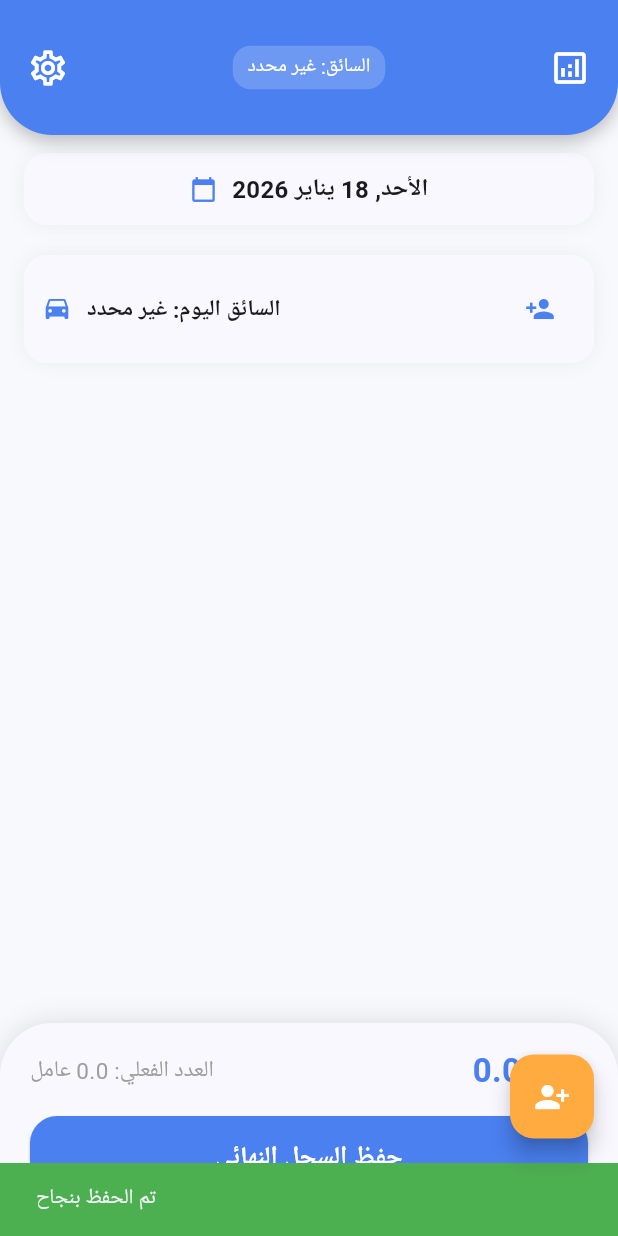
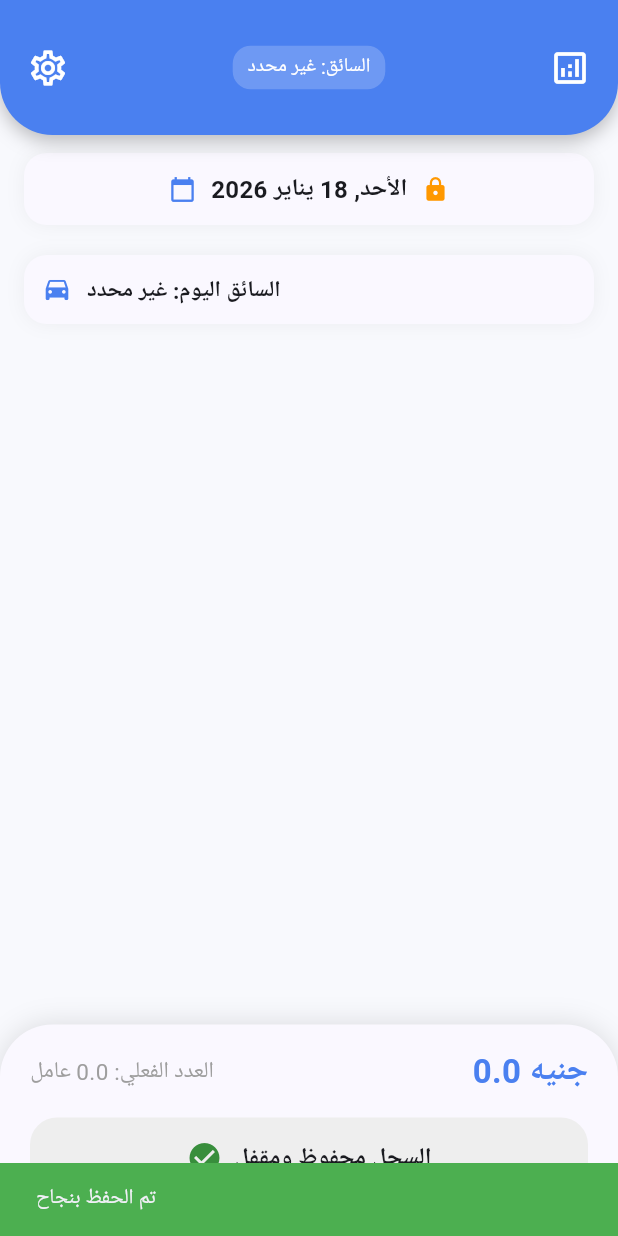
Before and after one commit to MuhamedAbdo/wosool, a Flutter app: the screen it shows after launch, after a tap on "حفظ السجل النهائي", on a phone screen of 412 x 824 dp. Run offline on Flutter 3.47's test engine with Material 3 defaults, Android fonts, the phone set to English and light mode, and no system bars; our stand-ins replace hive, hive_flutter, pdf, share_plus; missing offline and left inert: universal_html; accounts and stored records are empty.

Commit message:
feat: implement data locking on home screen and display driver info in edit/reports

```diff
--- a/lib/screens/home_screen.dart
+++ b/lib/screens/home_screen.dart
@@ -24,17 +24,63 @@ class _HomeScreenState extends State<HomeScreen> {
   List<String> temporaryWorkers = [];
   DateTime selectedDate = DateTime.now();
   String temporaryDriver = "";
+  bool isDateLocked = false;
 
-  void _resetUI() {
+  @override
+  void initState() {
+    super.initState();
+    _checkDateLock();
+  }
+
+  // فحص هل التاريخ له سجل محفوظ أم لا
+  void _checkDateLock() {
+    DailyRecord? existingRecord;
+    try {
+      existingRecord = attendanceBox.values.firstWhere(
+        (r) =>
+            r.date.year == selectedDate.year &&
+            r.date.month == selectedDate.month &&
+            r.date.day == selectedDate.day,
+      );
+    } catch (e) {
+      existingRecord = null;
+    }
+
+    if (existingRecord != null) {
       setState(() {
-      currentAttendance = {};
-      temporaryWorkers = [];
+        isDateLocked = true;
+        temporaryDriver = existingRecord!.driverName;
+
+        // تحميل حالة الحضور المحفوظة
+        currentAttendance.clear();
+        temporaryWorkers.clear();
+
+        List<String> permanentWorkers =
+            settingsBox.get('workers', defaultValue: <String>[]).cast<String>();
+
+        existingRecord.workersStatus.forEach((name, value) {
+          currentAttendance[name] = {
+            "am": value >= 0.5,
+            "pm": value == 1.0,
+          };
+          // إذا كان العامل غير موجود في القائمة الأساسية، نعتبره مؤقت
+          if (!permanentWorkers.contains(name)) {
+            temporaryWorkers.add(name);
+          }
+        });
+      });
+    } else {
+      setState(() {
+        isDateLocked = false;
+        currentAttendance.clear();
+        temporaryWorkers.clear();
         temporaryDriver = "";
-      selectedDate = DateTime.now();
       });
+    }
   }
 
   void _addTemporaryWorker() {
+    if (isDateLocked) return;
     TextEditingController tempNameCtrl = TextEditingController();
     showDialog(
       context: context,
@@ -74,6 +120,7 @@ class _HomeScreenState extends State<HomeScreen> {
   }
 
   void _addTemporaryDriver() {
+    if (isDateLocked) return;
     TextEditingController driverCtrl = TextEditingController();
     showDialog(
       context: context,
@@ -112,17 +159,20 @@ class _HomeScreenState extends State<HomeScreen> {
 
   @override
   Widget build(BuildContext context) {
-    // الحصول على السائق من Provider
     final themeProvider = Provider.of<ThemeProvider>(context);
     String currentDriver =
         temporaryDriver.isNotEmpty ? temporaryDriver : themeProvider.mainDriver;
 
     List<String> permanentWorkers =
         settingsBox.get('workers', defaultValue: <String>[]).cast<String>();
-    List<String> allWorkers = [...permanentWorkers, ...temporaryWorkers];
+
+    // في حالة القفل، نعرض فقط العمال الذين تم تسجيلهم فعلياً في ذلك اليوم
+    List<String> allWorkers = isDateLocked
+        ? currentAttendance.keys.toList()
+        : [...permanentWorkers, ...temporaryWorkers];
+
     double price = settingsBox.get('tripPrice', defaultValue: 65.0);
 
-    // حساب العدد الفعلي (0.5 لكل رحلة)
     double effectiveWorkerCount = 0;
     currentAttendance.forEach((name, status) {
       if (status["am"] == true) effectiveWorkerCount += 0.5;
@@ -133,7 +183,7 @@ class _HomeScreenState extends State<HomeScreen> {
     return Scaffold(
       backgroundColor: Theme.of(context).scaffoldBackgroundColor,
       appBar: CustomWosoolAppBar(
-        title: "وُصول", // نرسل String مباشرة لحل المشكلة
+        title: "وُصول",
         titleWidget: Container(
           padding: const EdgeInsets.symmetric(horizontal: 10, vertical: 5),
           decoration: BoxDecoration(
@@ -186,7 +236,9 @@ class _HomeScreenState extends State<HomeScreen> {
           _buildBottomPanel(totalMoney, effectiveWorkerCount),
         ],
       ),
-      floatingActionButton: FloatingActionButton(
+      floatingActionButton: isDateLocked
+          ? null
+          : FloatingActionButton(
               onPressed: _addTemporaryWorker,
               backgroundColor: Colors.orangeAccent,
               child: const Icon(Icons.person_add_alt_1, color: Colors.white),
@@ -205,7 +257,12 @@ class _HomeScreenState extends State<HomeScreen> {
             firstDate: DateTime(2024),
             lastDate: DateTime(2030),
           );
-          if (picked != null) setState(() => selectedDate = picked);
+          if (picked != null) {
+            setState(() {
+              selectedDate = picked;
+              _checkDateLock();
+            });
+          }
         },
         child: Container(
           padding: const EdgeInsets.all(12),
@@ -227,6 +284,10 @@ class _HomeScreenState extends State<HomeScreen> {
                 style:
                     const TextStyle(fontWeight: FontWeight.bold, fontSize: 16),
               ),
+              if (isDateLocked) ...[
+                const SizedBox(width: 10),
+                const Icon(Icons.lock, color: Colors.orange, size: 18),
+              ]
             ],
           ),
         ),
@@ -257,6 +318,7 @@ class _HomeScreenState extends State<HomeScreen> {
                     const TextStyle(fontWeight: FontWeight.bold, fontSize: 15),
               ),
             ),
+            if (!isDateLocked)
               IconButton(
                 icon: Icon(
                   temporaryDriver.isEmpty ? Icons.person_add : Icons.clear,
@@ -276,10 +338,12 @@ class _HomeScreenState extends State<HomeScreen> {
   }
 
   Widget _buildWorkerCard(String name, bool isTemp) {
-    bool am = currentAttendance[name]!["am"]!;
-    bool pm = currentAttendance[name]!["pm"]!;
+    bool am = currentAttendance[name]?["am"] ?? false;
+    bool pm = currentAttendance[name]?["pm"] ?? false;
 
-    return Container(
+    return Opacity(
+      opacity: isDateLocked ? 0.8 : 1.0,
+      child: Container(
         margin: const EdgeInsets.symmetric(horizontal: 16, vertical: 6),
         padding: const EdgeInsets.all(14),
         decoration: BoxDecoration(
@@ -315,13 +379,14 @@ class _HomeScreenState extends State<HomeScreen> {
             }),
           ],
         ),
+      ),
     );
   }
 
   Widget _tripButton(String label, IconData icon, bool isSelected, Color color,
       VoidCallback onTap) {
     return InkWell(
-      onTap: onTap,
+      onTap: isDateLocked ? null : onTap,
       borderRadius: BorderRadius.circular(12),
       child: Container(
         padding: const EdgeInsets.symmetric(horizontal: 12, vertical: 8),
@@ -373,6 +438,25 @@ class _HomeScreenState extends State<HomeScreen> {
             ],
           ),
           const SizedBox(height: 15),
+          if (isDateLocked)
+            Container(
+              padding: const EdgeInsets.symmetric(vertical: 15),
+              width: double.infinity,
+              decoration: BoxDecoration(
+                  color: Colors.grey.shade200,
+                  borderRadius: BorderRadius.circular(18)),
+              child: Row(
+                mainAxisAlignment: MainAxisAlignment.center,
+                children: [
+                  Icon(Icons.check_circle, color: Colors.green.shade700),
+                  const SizedBox(width: 8),
+                  const Text("السجل محفوظ ومقفل",
+                      style:
+                          TextStyle(fontWeight: FontWeight.bold, fontSize: 16)),
+                ],
+              ),
+            )
+          else
             ElevatedButton(
               style: ElevatedButton.styleFrom(
                 backgroundColor: const Color(0xFF4A80F0),
@@ -393,18 +477,6 @@ class _HomeScreenState extends State<HomeScreen> {
   }
 
   void _saveDailyRecord() {
-    final isDuplicate = attendanceBox.values.any(
-      (r) =>
-          r.date.year == selectedDate.year &&
-          r.date.month == selectedDate.month &&
-          r.date.day == selectedDate.day,
-    );
-
-    if (isDuplicate) {
-      _showDuplicateWarning();
-      return;
-    }
-
     Map<String, double> finalData = {};
     currentAttendance.forEach((name, status) {
       double val = 0;
@@ -426,21 +498,6 @@ class _HomeScreenState extends State<HomeScreen> {
 
     ScaffoldMessenger.of(context).showSnackBar(const SnackBar(
         content: Text("تم الحفظ بنجاح"), backgroundColor: Colors.green));
-    _resetUI();
-  }
-
-  void _showDuplicateWarning() {
-    showDialog(
-      context: context,
-      builder: (context) => AlertDialog(
-        title: const Text("تنبيه"),
-        content: const Text("تم تسجيل حضور لهذا اليوم مسبقاً!"),
-        actions: [
-          TextButton(
-              onPressed: () => Navigator.pop(context),
-              child: const Text("حسناً"))
-        ],
-      ),
-    );
+    _checkDateLock();
   }
 }
```
Also changed, not shown: lib/screens/edit_record_screen.dart (+34 -1 lines), lib/screens/reports_screen.dart (+59 -1 lines). Lines whose indentation alone changed are shown as unchanged.
